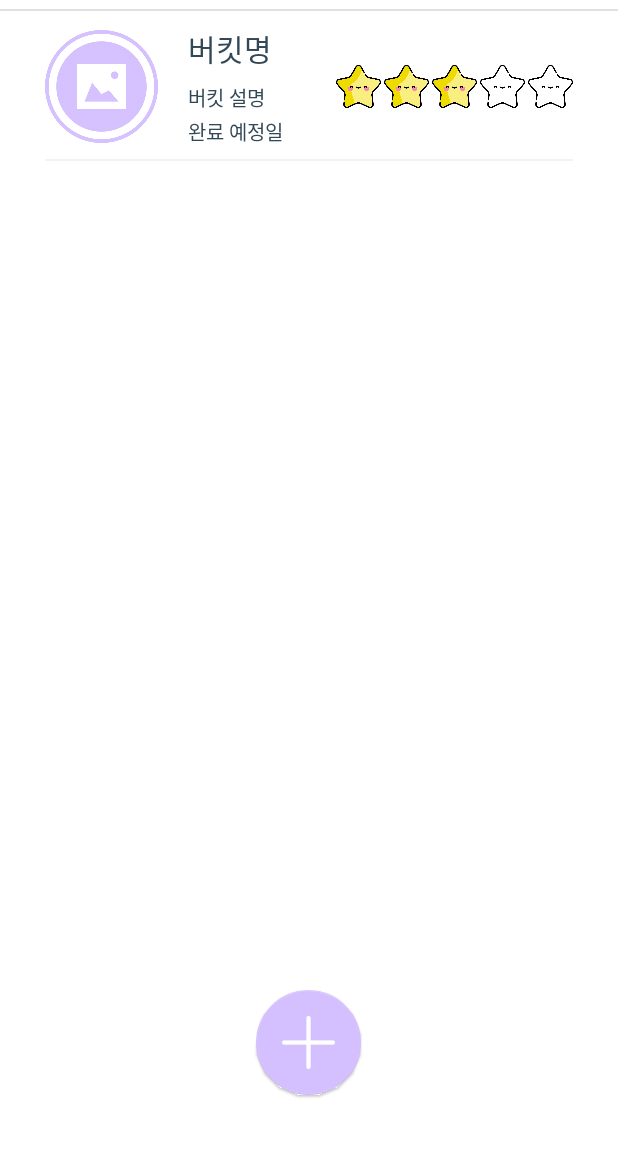
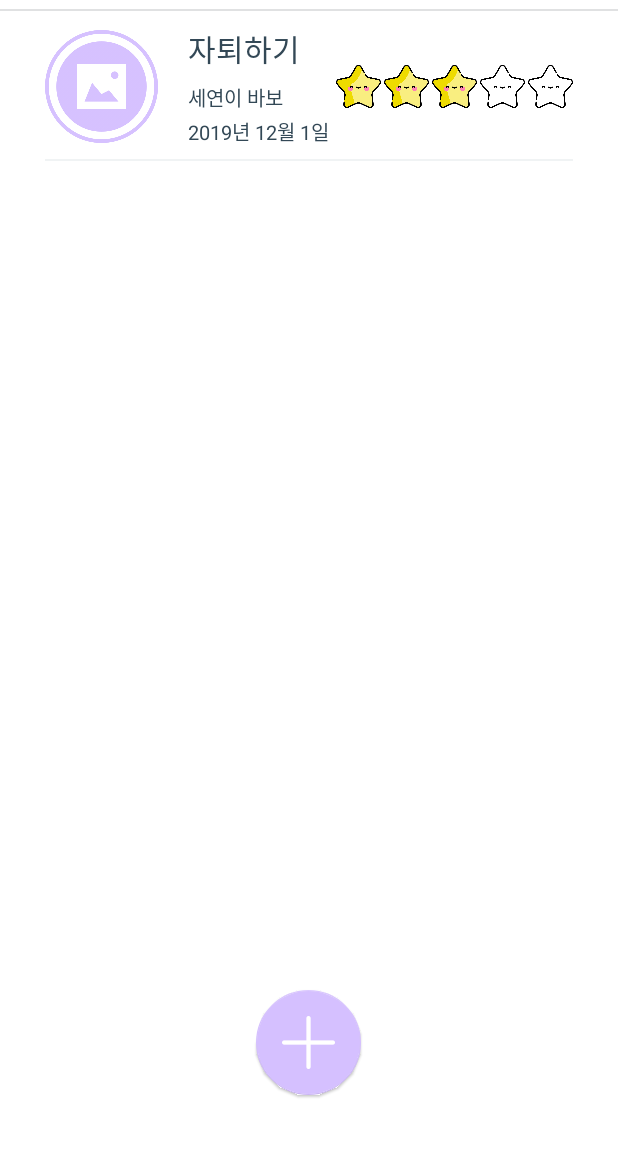
Before and after one commit to dltpdus0516/PocketList, an Android app: the screen it shows after launch (MainActivity), on a phone screen of 412 x 824 dp, the part 81-1236 px from its top. Run offline under Robolectric (Android 15) with nearby library versions, the phone set to English and light mode, and no system bars.

Commit message:
RecyclerView

```diff
--- a/Pocket_List/app/build.gradle
+++ b/Pocket_List/app/build.gradle
@@ -26,4 +26,5 @@ dependencies {
     androidTestImplementation 'com.android.support.test:runner:1.0.2'
     androidTestImplementation 'com.android.support.test.espresso:espresso-core:3.0.2'
     implementation 'com.android.support:design:28.0.0'
+    implementation 'com.android.support:recyclerview-v7:28.0.0'
 }
--- /dev/null
+++ b/Pocket_List/app/src/main/java/com/cookandroid/pocketlist/List.java
@@ -0,0 +1,67 @@
+package com.cookandroid.pocketlist;
+
+public class List {
+    String name;
+    String  info;
+    int star;
+    int year;
+    int month;
+    int day;
+
+    public List(String name, String info, int star, int year, int month, int day) {
+        this.name = name;
+        this.info = info;
+        this.star = star;
+        this.year = year;
+        this.month = month;
+        this.day = day;
+    }
+
+    public String getName() {
+        return name;
+    }
+
+    public void setName(String name) {
+        this.name = name;
+    }
+
+    public String getInfo() {
+        return info;
+    }
+
+    public void setInfo(String info) {
+        this.info = info;
+    }
+
+    public int getStar() {
+        return star;
+    }
+
+    public void setStar(int star) {
+        this.star = star;
+    }
+
+    public int getYear() {
+        return year;
+    }
+
+    public void setYear(int year) {
+        this.year = year;
+    }
+
+    public int getMonth() {
+        return month;
+    }
+
+    public void setMonth(int month) {
+        this.month = month;
+    }
+
+    public int getDay() {
+        return day;
+    }
+
+    public void setDay(int day) {
+        this.day = day;
+    }
+}
--- /dev/null
+++ b/Pocket_List/app/src/main/java/com/cookandroid/pocketlist/ListAdapter.java
@@ -0,0 +1,110 @@
+package com.cookandroid.pocketlist;
+
+import android.support.annotation.NonNull;
+import android.support.v7.widget.RecyclerView;
+import android.view.LayoutInflater;
+import android.view.View;
+import android.view.ViewGroup;
+import android.widget.ImageView;
+import android.widget.TextView;
+
+import java.util.ArrayList;
+
+public class ListAdapter extends RecyclerView.Adapter<ListAdapter.ViewHolder> implements OnListItemClickListener { // 어댑터 클래스가 새로 정의한 리스너 인터페이스 구현하도록 하기
+    ArrayList<List> items = new ArrayList<List>();
+    OnListItemClickListener listener;
+
+    @NonNull
+    @Override
+    public ViewHolder onCreateViewHolder(@NonNull ViewGroup viewGroup, int i) {
+        LayoutInflater inflater = LayoutInflater.from(viewGroup.getContext());
+        View itemView = inflater.inflate(R.layout.recycler_item, viewGroup, false); // 인플레이션을 통해 뷰 객체 만들기
+
+        return new ViewHolder(itemView, this); // 뷰홀더 객체를 생성하면서 뷰 객체를 전달하고 그 뷰홀더 객체 반환
+    }
+
+    public void setOnItemClickListener(OnListItemClickListener listener){ // 외부에서 리스너를 설정할 수 있도록 메서드 추가
+        this.listener = listener;
+    }
+
+    @Override
+    public  void onItemClick(ViewHolder holder, View view, int position){
+        if(listener != null){
+            listener.onItemClick(holder, view, position);
+        }
+    }
+
+    @Override
+    public void onBindViewHolder(@NonNull ViewHolder viewHolder, int i) {
+        List item = items.get(i);
+        viewHolder.setItem(item);
+    }
+
+    @Override
+    public int getItemCount() {
+        return items.size();
+    }
+
+    static class ViewHolder extends  RecyclerView.ViewHolder{
+    TextView bucketName, bucketInfo, bucketDate;
+    ImageView picture, star1, star2, star3, star4, star5;
+
+        public ViewHolder(View itemView, final OnListItemClickListener listener) { // 뷰홀더 생성자로 전달되는 뷰 객체 참조하기
+            super(itemView);
+
+            picture = itemView.findViewById(R.id.picture);
+            bucketName = itemView.findViewById(R.id.bucketName);
+            bucketInfo = itemView.findViewById(R.id.bucketInfo);
+            bucketDate = itemView.findViewById(R.id.bucketDate);
+            star1 = itemView.findViewById(R.id.star1);
+            star2 = itemView.findViewById(R.id.star2);
+            star3 = itemView.findViewById(R.id.star3);
+            star4 = itemView.findViewById(R.id.star4);
+            star5 = itemView.findViewById(R.id.star5);
+
+            itemView.setOnClickListener(new View.OnClickListener() {
+                @Override
+                public void onClick(View view) {
+                    int position = getAdapterPosition();
+
+                    if(listener != null){
+                        listener.onItemClick(ViewHolder.this, view, position); // 아이템 뷰 클릭시 미리 정의한 다른 리스너의 메소드 호출하기
+                    }
+                }
+            });
+        }
+
+        public void setItem(List item){
+            picture.setImageResource(R.drawable.picture);
+            bucketName.setText(item.getName());
+            bucketInfo.setText(item.getInfo());
+            bucketDate.setText(item.getYear() + "년 " + item.getMonth() + "월 " + item.getDay() + "일");
+            for(int i = 1; i <= item.getStar(); i++) {
+                if (i == 2)
+                    star2.setImageResource(R.drawable.star);
+                if (i == 3)
+                    star3.setImageResource(R.drawable.star);
+                if (i == 4)
+                    star4.setImageResource(R.drawable.star);
+                if (i == 5)
+                    star5.setImageResource(R.drawable.star);
+            }
+        }
+    }
+
+    public void addItem(List item){
+        items.add(item);
+    }
+
+    public  void setItems(ArrayList<List> items){
+        this.items = items;
+    }
+
+    public List getItem(int position){
+        return items.get(position);
+    }
+
+    public List setItem(int position, List item){
+        return items.set(position, item);
+    }
+}
--- a/Pocket_List/app/src/main/java/com/cookandroid/pocketlist/MainActivity.java
+++ b/Pocket_List/app/src/main/java/com/cookandroid/pocketlist/MainActivity.java
@@ -4,24 +4,53 @@ import android.app.Activity;
 import android.content.Intent;
 import android.os.Bundle;
 import android.support.design.widget.FloatingActionButton;
-import android.support.design.widget.Snackbar;
+import android.support.v7.widget.LinearLayoutManager;
+import android.support.v7.widget.RecyclerView;
 import android.view.View;
 import android.widget.ImageButton;
+import android.widget.LinearLayout;
+import android.widget.Toast;
 
 public class MainActivity extends Activity {
 
     FloatingActionButton editBtn;
     ImageButton settingBtn;
     Intent settingIntent, editIntent;
+    RecyclerView recyclerView;
+    LinearLayoutManager layoutManager;
+    ListAdapter adapter;
 
     @Override
     protected void onCreate(Bundle savedInstanceState) {
         super.onCreate(savedInstanceState);
         setContentView(R.layout.activity_main);
 
+        /* 리사이클 뷰 */
+        recyclerView = findViewById(R.id.recycler);
+        recyclerView.setHasFixedSize(true);
+
+        layoutManager = new LinearLayoutManager(this, LinearLayout.VERTICAL, false);
+        recyclerView.setLayoutManager(layoutManager);
+        adapter = new ListAdapter();
+
+        adapter.addItem(new List("자퇴하기", "세연이 바보", 3, 2019, 12, 01));
+
+        recyclerView.setAdapter(adapter);
+
+        adapter.setOnItemClickListener(new OnListItemClickListener() {
+            @Override
+            public void onItemClick(ListAdapter.ViewHolder holder, View view, int position) {
+                List item = adapter.getItem(position);
+                Toast.makeText(getApplicationContext(), item.getName() + " 선택", Toast.LENGTH_SHORT).show();
+
+                // ******************************요기에서 편집/완료/삭제 선택하는거 튀어나오게 하면 됨 ******************************
+            }
+        });
+        /* 리사이클 뷰 */
+
+        // 환경설정 버튼 누르면 SettingActivity를 불러옴
         settingBtn = (ImageButton)findViewById(R.id.settingBtn);
 
-        // 환경설정 버튼 누르면 SettingActivity를 불러옴
         settingBtn.setOnClickListener(new View.OnClickListener() {
             @Override
             public void onClick(View v) {
--- /dev/null
+++ b/Pocket_List/app/src/main/java/com/cookandroid/pocketlist/OnListItemClickListener.java
@@ -0,0 +1,7 @@
+package com.cookandroid.pocketlist;
+
+import android.view.View;
+
+public interface OnListItemClickListener {
+    public void onItemClick(ListAdapter.ViewHolder holder, View view, int position);
+}
--- a/Pocket_List/app/src/main/java/com/cookandroid/pocketlist/StartActivity.java
+++ b/Pocket_List/app/src/main/java/com/cookandroid/pocketlist/StartActivity.java
@@ -3,6 +3,7 @@ package com.cookandroid.pocketlist;
 import android.app.Activity;
 import android.content.Intent;
 import android.os.Bundle;
+import android.os.Handler;
 
 public class StartActivity extends Activity {
 
@@ -13,7 +14,16 @@ public class StartActivity extends Activity {
         super.onCreate(savedInstanceState);
         setContentView(R.layout.activity_start);
 
-        mainIntent = new Intent(StartActivity.this, MainActivity.class);
-        startActivity(mainIntent);
+        Handler hand = new Handler();
+
+        hand.postDelayed(new Runnable() {
+            @Override
+            public void run() {
+                mainIntent = new Intent(StartActivity.this, MainActivity.class);
+                startActivity(mainIntent);
+                finish();
+            }
+        }, 1000);
+
     }
 }
--- a/Pocket_List/app/src/main/res/layout/activity_edit.xml
+++ b/Pocket_List/app/src/main/res/layout/activity_edit.xml
@@ -79,7 +79,8 @@
             android:fontFamily="@font/lottedream_light"
             android:textColor="@color/textColor"
             android:background="#fff"
-            android:textSize="15dp"/>
+            android:textSize="15dp"
+            android:id="@+id/name"/>
 
     </LinearLayout>
     <!-- 버킷명 -->
@@ -109,7 +110,8 @@
             android:fontFamily="@font/lottedream_light"
             android:textColor="@color/textColor"
             android:background="#fff"
-            android:textSize="15dp"/>
+            android:textSize="15dp"
+            android:id="@+id/info"/>
 
     </LinearLayout>
     <!-- 설명 -->
--- a/Pocket_List/app/src/main/res/layout/activity_main.xml
+++ b/Pocket_List/app/src/main/res/layout/activity_main.xml
@@ -58,101 +58,10 @@
         android:paddingRight="30dp"
         android:orientation="vertical">
 
-        <!-- List1 -->
-        <LinearLayout
+        <android.support.v7.widget.RecyclerView
             android:layout_width="match_parent"
-            android:layout_height="100dp"
-            android:orientation="horizontal"
-            android:gravity="center"
-            android:background="@drawable/list_background">
-
-            <ImageView
-                android:layout_width="75dp"
-                android:layout_height="75dp"
-                android:src="@drawable/picture"
-                android:id="@+id/picture1"
-                android:layout_marginRight="20dp"/>
-
-            <LinearLayout
-                android:layout_width="wrap_content"
-                android:layout_height="wrap_content"
-                android:orientation="vertical">
-
-                <TextView
-                    android:layout_width="wrap_content"
-                    android:layout_height="wrap_content"
-                    android:textColor="@color/textColor"
-                    android:textSize="20dp"
-                    android:text="버킷명"
-                    android:fontFamily="@font/lottedream_medium"
-                    android:id="@+id/bucketName1"
-                    android:layout_marginBottom="7dp"/>
-
-                <TextView
-                    android:layout_width="wrap_content"
-                    android:layout_height="wrap_content"
-                    android:textColor="@color/textColor"
-                    android:textSize="13dp"
-                    android:text="버킷 설명"
-                    android:id="@+id/bucketEx1"
-                    android:layout_marginBottom="2dp"/>
-
-                <TextView
-                    android:layout_width="wrap_content"
-                    android:layout_height="wrap_content"
-                    android:textColor="@color/textColor"
-                    android:textSize="13dp"
-                    android:text="완료 예정일"
-                    android:id="@+id/bucketDate1"/>
-
-            </LinearLayout>
-
-            <View
-                android:layout_width="0dp"
-                android:layout_height="0dp"
-                android:layout_weight="1"/>
-
-            <ImageView
-                android:layout_width="30dp"
-                android:layout_height="30dp"
-                android:src="@drawable/star"
-                android:layout_gravity="right|center_vertical"
-                android:id="@+id/star1"
-                android:layout_marginRight="2dp"/>
-
-            <ImageView
-                android:layout_width="30dp"
-                android:layout_height="30dp"
-                android:src="@drawable/star"
-                android:layout_gravity="right|center_vertical"
-                android:id="@+id/star2"
-                android:layout_marginRight="2dp"/>
-
-            <ImageView
-                android:layout_width="30dp"
-                android:layout_height="30dp"
-                android:src="@drawable/star"
-                android:layout_gravity="right|center_vertical"
-                android:id="@+id/star3"
-                android:layout_marginRight="2dp"/>
-
-            <ImageView
-                android:layout_width="30dp"
-                android:layout_height="30dp"
-                android:src="@drawable/star_empty"
-                android:layout_gravity="right|center_vertical"
-                android:id="@+id/star4"
-                android:layout_marginRight="2dp"/>
-
-            <ImageView
-                android:layout_width="30dp"
-                android:layout_height="30dp"
-                android:src="@drawable/star_empty"
-                android:layout_gravity="right|center_vertical"
-                android:id="@+id/star5"/>
-
-        </LinearLayout>
-        <!-- List1 -->
+            android:layout_height="wrap_content"
+            android:id="@+id/recycler"/>
 
         <View
             android:layout_width="0dp"
--- a/Pocket_List/app/src/main/res/layout/activity_setting.xml
+++ b/Pocket_List/app/src/main/res/layout/activity_setting.xml
@@ -86,7 +86,7 @@
                 android:popupBackground="#fff"
                 android:dropDownWidth="wrap_content"
                 android:dropDownSelector="@color/mainColor"
-                android:dropDownVerticalOffset="40dp"/>
+                android:dropDownVerticalOffset="45dp"/>
 
         </LinearLayout>
         <!-- 정렬 -->
--- /dev/null
+++ b/Pocket_List/app/src/main/res/layout/recycler_item.xml
@@ -0,0 +1,103 @@
+<?xml version="1.0" encoding="utf-8"?>
+<LinearLayout
+        xmlns:android="http://schemas.android.com/apk/res/android"
+        android:layout_width="match_parent"
+        android:layout_height="100dp"
+        android:orientation="horizontal"
+        android:gravity="center"
+        android:background="@drawable/list_background">
+
+    <ImageView
+        android:layout_width="75dp"
+        android:layout_height="75dp"
+        android:src="@drawable/picture"
+        android:id="@+id/picture"
+        android:layout_marginRight="20dp"/>
+
+    <LinearLayout
+        android:layout_width="wrap_content"
+        android:layout_height="wrap_content"
+        android:orientation="vertical">
+
+        <TextView
+            android:layout_width="wrap_content"
+            android:layout_height="wrap_content"
+            android:textColor="@color/textColor"
+            android:textSize="20dp"
+            android:text="버킷명"
+            android:fontFamily="@font/lottedream_medium"
+            android:id="@+id/bucketName"
+            android:layout_marginBottom="7dp"/>
+
+        <TextView
+            android:layout_width="wrap_content"
+            android:layout_height="wrap_content"
+            android:textColor="@color/textColor"
+            android:textSize="13dp"
+            android:text="버킷 설명"
+            android:id="@+id/bucketInfo"
+            android:layout_marginBottom="2dp"/>
+
+        <TextView
+            android:layout_width="wrap_content"
+            android:layout_height="wrap_content"
+            android:textColor="@color/textColor"
+            android:textSize="13dp"
+            android:text="완료 예정일"
+            android:id="@+id/bucketDate"/>
+
+    </LinearLayout>
+
+    <View
+        android:layout_width="0dp"
+        android:layout_height="0dp"
+        android:layout_weight="1"/>
+
+    <LinearLayout
+        android:layout_width="wrap_content"
+        android:layout_height="wrap_content"
+        android:id="@+id/stars"
+        android:orientation="horizontal">
+
+        <ImageView
+            android:layout_width="30dp"
+            android:layout_height="30dp"
+            android:src="@drawable/star"
+            android:layout_gravity="right|center_vertical"
+            android:id="@+id/star1"
+            android:layout_marginRight="2dp"/>
+
+        <ImageView
+            android:layout_width="30dp"
+            android:layout_height="30dp"
+            android:src="@drawable/star_empty"
+            android:layout_gravity="right|center_vertical"
+            android:id="@+id/star2"
+            android:layout_marginRight="2dp"/>
+
+        <ImageView
+            android:layout_width="30dp"
+            android:layout_height="30dp"
+            android:src="@drawable/star_empty"
+            android:layout_gravity="right|center_vertical"
+            android:id="@+id/star3"
+            android:layout_marginRight="2dp"/>
+
+        <ImageView
+            android:layout_width="30dp"
+            android:layout_height="30dp"
+            android:src="@drawable/star_empty"
+            android:layout_gravity="right|center_vertical"
+            android:id="@+id/star4"
+            android:layout_marginRight="2dp"/>
+
+        <ImageView
+            android:layout_width="30dp"
+            android:layout_height="30dp"
+            android:src="@drawable/star_empty"
+            android:layout_gravity="right|center_vertical"
+            android:id="@+id/star5"/>
+
+    </LinearLayout>
+
+</LinearLayout>
```
Also changed, not shown: Pocket_List/app/src/main/AndroidManifest.xml (+6 -2 lines).
